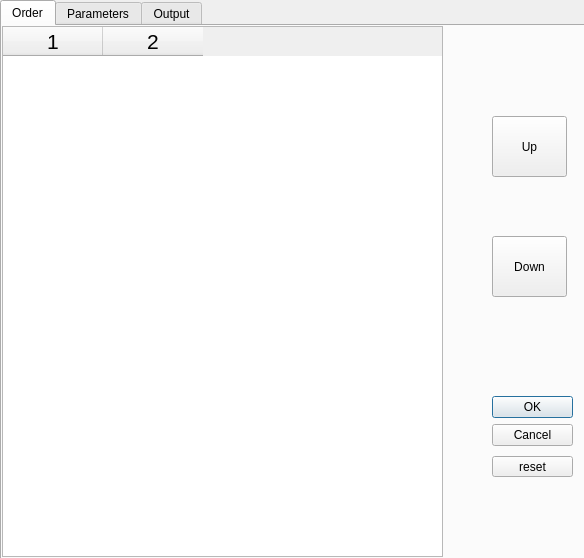
Old version of the form order.ui in the repository xpclove/autofp.
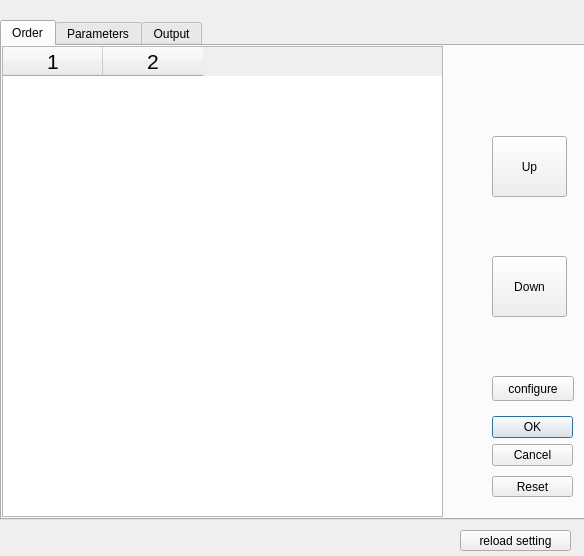
New version of the form.

Diff of the .ui file:
```diff
--- a/order.ui
+++ b/order.ui
@@ -7,7 +7,7 @@
     <x>0</x>
     <y>0</y>
     <width>584</width>
-    <height>558</height>
+    <height>556</height>
    </rect>
   </property>
   <property name="contextMenuPolicy">
@@ -29,9 +29,9 @@
    <property name="geometry">
     <rect>
      <x>0</x>
-     <y>0</y>
+     <y>20</y>
      <width>591</width>
-     <height>611</height>
+     <height>500</height>
     </rect>
    </property>
    <property name="currentIndex">
@@ -47,13 +47,13 @@
        <x>0</x>
        <y>0</y>
        <width>441</width>
-       <height>531</height>
+       <height>471</height>
       </rect>
      </property>
      <property name="minimumSize">
       <size>
        <width>441</width>
-       <height>511</height>
+       <height>450</height>
       </size>
      </property>
      <property name="font">
@@ -143,7 +143,20 @@
       </rect>
      </property>
      <property name="text">
-      <string>reset</string>
+      <string>Reset</string>
+     </property>
+    </widget>
+    <widget class="QPushButton" name="button_configure_s">
+     <property name="geometry">
+      <rect>
+       <x>490</x>
+       <y>330</y>
+       <width>82</width>
+       <height>25</height>
+      </rect>
+     </property>
+     <property name="text">
+      <string>configure</string>
      </property>
     </widget>
    </widget>
@@ -372,22 +385,6 @@
       <number>10</number>
      </property>
     </widget>
-    <widget class="QPushButton" name="button_save">
-     <property name="geometry">
-      <rect>
-       <x>430</x>
-       <y>490</y>
-       <width>111</width>
-       <height>21</height>
-      </rect>
-     </property>
-     <property name="inputMethodHints">
-      <set>Qt::ImhDialableCharactersOnly|Qt::ImhDigitsOnly|Qt::ImhEmailCharactersOnly|Qt::ImhFormattedNumbersOnly|Qt::ImhLowercaseOnly|Qt::ImhUppercaseOnly|Qt::ImhUrlCharactersOnly</set>
-     </property>
-     <property name="text">
-      <string>reload setting</string>
-     </property>
-    </widget>
    </widget>
    <widget class="QWidget" name="tab_3">
     <property name="enabled">
@@ -491,6 +488,22 @@
     </widget>
    </widget>
   </widget>
+  <widget class="QPushButton" name="button_save">
+   <property name="geometry">
+    <rect>
+     <x>460</x>
+     <y>530</y>
+     <width>111</width>
+     <height>21</height>
+    </rect>
+   </property>
+   <property name="inputMethodHints">
+    <set>Qt::ImhDialableCharactersOnly|Qt::ImhDigitsOnly|Qt::ImhEmailCharactersOnly|Qt::ImhFormattedNumbersOnly|Qt::ImhLowercaseOnly|Qt::ImhUppercaseOnly|Qt::ImhUrlCharactersOnly</set>
+   </property>
+   <property name="text">
+    <string>reload setting</string>
+   </property>
+  </widget>
  </widget>
  <resources/>
  <connections>
```
